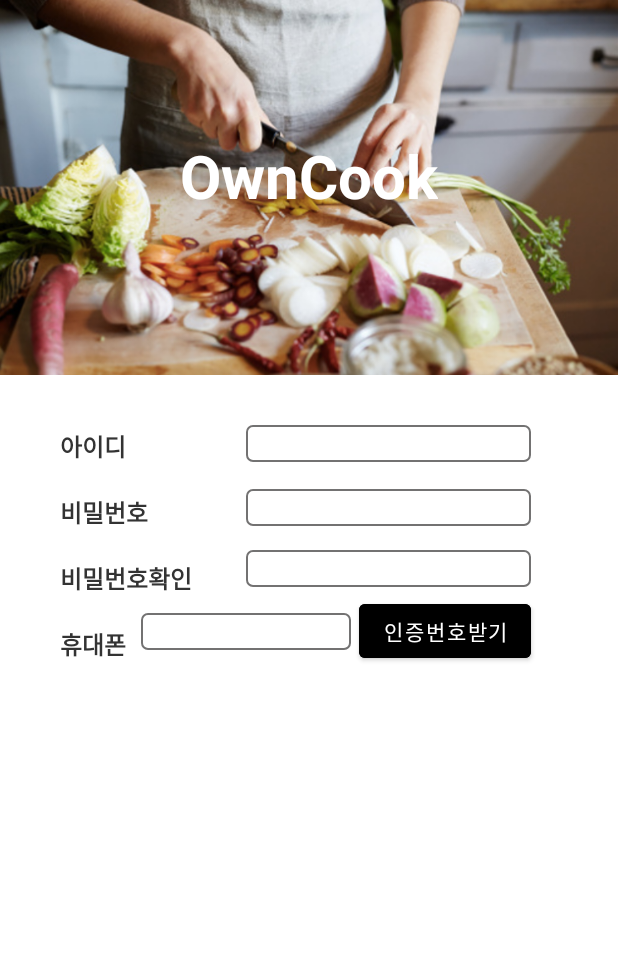
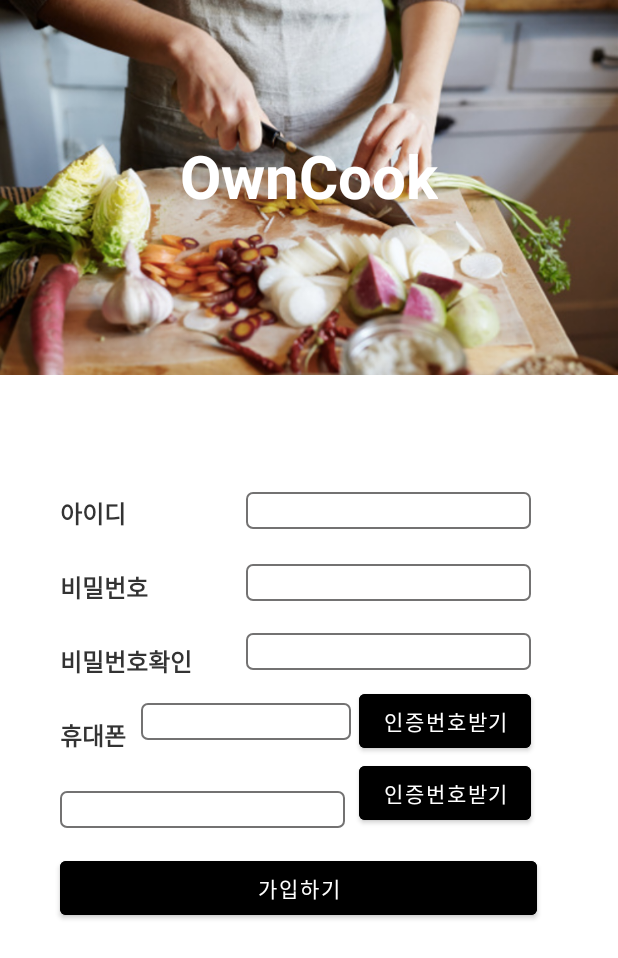
Before and after one commit to mky1428/OwnCook1, an Android app: the RegisterActivity screen opened directly, with no data from a screen before it, on a phone screen of 412 x 824 dp. Shown: the top 958 px of the screen. Run offline under Robolectric (Android 15) with nearby library versions, the phone set to English and light mode, and no system bars.

Commit message:
activity_register.xml 작업 완료 커밋

```diff
--- a/app/src/main/res/layout/activity_login.xml
+++ b/app/src/main/res/layout/activity_login.xml
@@ -32,7 +32,7 @@
         android:layout_height="wrap_content"
         android:layout_below="@id/iv"
         android:hint="아이디"
-        android:layout_marginTop="24dp"
+        android:layout_marginTop="90dp"
         android:layout_marginLeft="24dp"
         android:layout_marginRight="24dp"
         android:layout_centerHorizontal="true"
--- a/app/src/main/res/layout/activity_register.xml
+++ b/app/src/main/res/layout/activity_register.xml
@@ -5,6 +5,16 @@
     android:layout_width="match_parent"
     android:layout_height="match_parent"
     tools:context=".RegisterActivity">
+
+
+
+    <ScrollView
+        android:layout_width="match_parent"
+        android:layout_height="match_parent">
+
+        <RelativeLayout
+            android:layout_width="match_parent"
+            android:layout_height="match_parent">
 
             <ImageView
                 android:id="@+id/iv"
@@ -34,7 +44,7 @@
                 android:textColor="#ff333333"
                 android:textStyle="bold"
                 android:textSize="16sp"
-        android:layout_marginTop="35dp"
+                android:layout_marginTop="80dp"
                 android:layout_marginLeft="40dp"
                 />
 
@@ -45,7 +55,7 @@
                 android:background="@drawable/shape_edittext"
                 android:layout_toRightOf="@id/tv_id"
                 android:layout_below="@id/iv"
-        android:layout_marginTop="33dp"
+                android:layout_marginTop="78dp"
                 android:layout_marginLeft="80dp"
                 android:inputType="text"
                 />
@@ -59,7 +69,7 @@
                 android:textColor="#ff333333"
                 android:textStyle="bold"
                 android:textSize="16sp"
-        android:layout_marginTop="20dp"
+                android:layout_marginTop="25dp"
                 android:layout_marginLeft="40dp"
                 />
 
@@ -70,7 +80,7 @@
                 android:background="@drawable/shape_edittext"
                 android:layout_toRightOf="@id/tv_id"
                 android:layout_below="@id/et_id"
-        android:layout_marginTop="18dp"
+                android:layout_marginTop="23dp"
                 android:layout_marginLeft="80dp"
                 android:inputType="textPassword"
                 />
@@ -84,7 +94,7 @@
                 android:textColor="#ff333333"
                 android:textStyle="bold"
                 android:textSize="16sp"
-        android:layout_marginTop="20dp"
+                android:layout_marginTop="25dp"
                 android:layout_marginLeft="40dp"
                 />
 
@@ -95,7 +105,7 @@
                 android:background="@drawable/shape_edittext"
                 android:layout_toRightOf="@id/tv_id"
                 android:layout_below="@id/et_password"
-        android:layout_marginTop="16dp"
+                android:layout_marginTop="21dp"
                 android:layout_marginLeft="80dp"
                 android:inputType="textPassword"
                 />
@@ -109,7 +119,7 @@
                 android:textColor="#ff333333"
                 android:textStyle="bold"
                 android:textSize="16sp"
-        android:layout_marginTop="20dp"
+                android:layout_marginTop="25dp"
                 android:layout_marginLeft="40dp"
                 />
 
@@ -120,9 +130,33 @@
                 android:background="@drawable/shape_edittext"
                 android:layout_toRightOf="@id/tv_id"
                 android:layout_below="@id/et_password2"
-        android:layout_marginTop="17dp"
+                android:layout_marginTop="22dp"
                 android:layout_marginLeft="10dp"
                 android:inputType="number"
+                />
+
+            <Button
+                android:id="@+id/btn_number"
+                android:layout_width="wrap_content"
+                android:layout_height="wrap_content"
+                android:text="인증번호받기"
+                android:backgroundTint="@color/black"
+                android:layout_below="@id/et_password2"
+                android:layout_toRightOf="@id/et_hp"
+                android:layout_marginTop="10dp"
+                android:layout_marginLeft="5dp"
+                />
+
+            <EditText
+                android:id="@+id/et_number"
+                android:layout_width="190dp"
+                android:layout_height="wrap_content"
+                android:background="@drawable/shape_edittext"
+                android:layout_toRightOf="@id/tv_id"
+                android:layout_below="@id/tv_hp"
+                android:layout_marginTop="25dp"
+                android:inputType="number"
+                android:layout_alignLeft="@id/tv_hp"
                 />
 
             <Button
@@ -130,10 +164,24 @@
                 android:layout_height="wrap_content"
                 android:text="인증번호받기"
                 android:backgroundTint="@color/black"
-        android:layout_below="@id/et_password2"
+                android:layout_below="@id/btn_number"
                 android:layout_toRightOf="@id/et_hp"
-        android:layout_marginTop="5dp"
                 android:layout_marginLeft="5dp"
                 />
 
+            <Button
+                android:layout_width="318dp"
+                android:layout_height="wrap_content"
+                android:backgroundTint="@color/black"
+                android:layout_below="@id/et_number"
+                android:layout_alignLeft="@id/et_number"
+                android:layout_marginTop="16dp"
+                android:text="가입하기"
+                />
+
         </RelativeLayout>
+
+    </ScrollView>
+
+
+</RelativeLayout>
```
Lines whose indentation alone changed are shown as unchanged.
